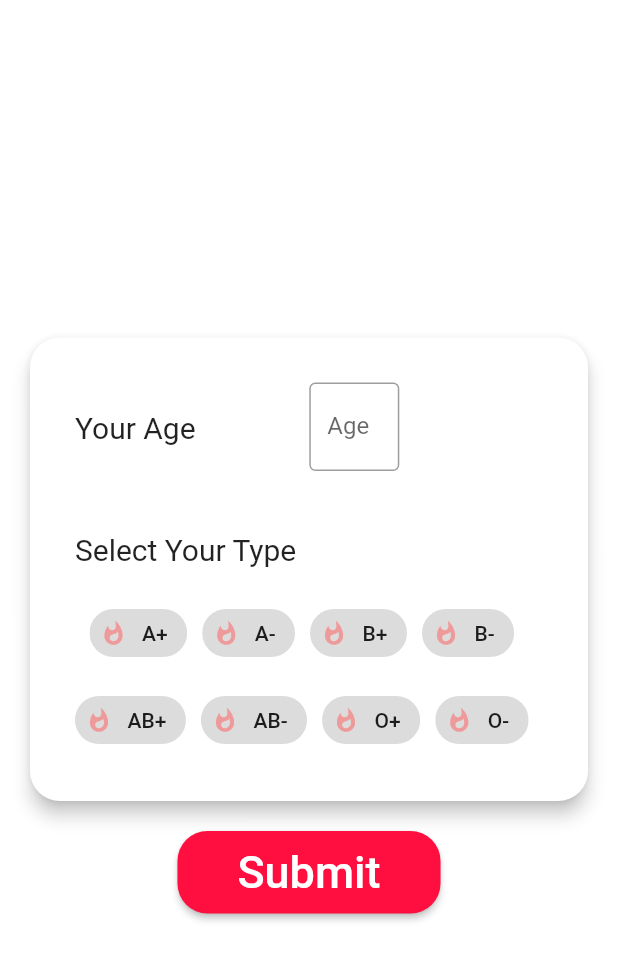
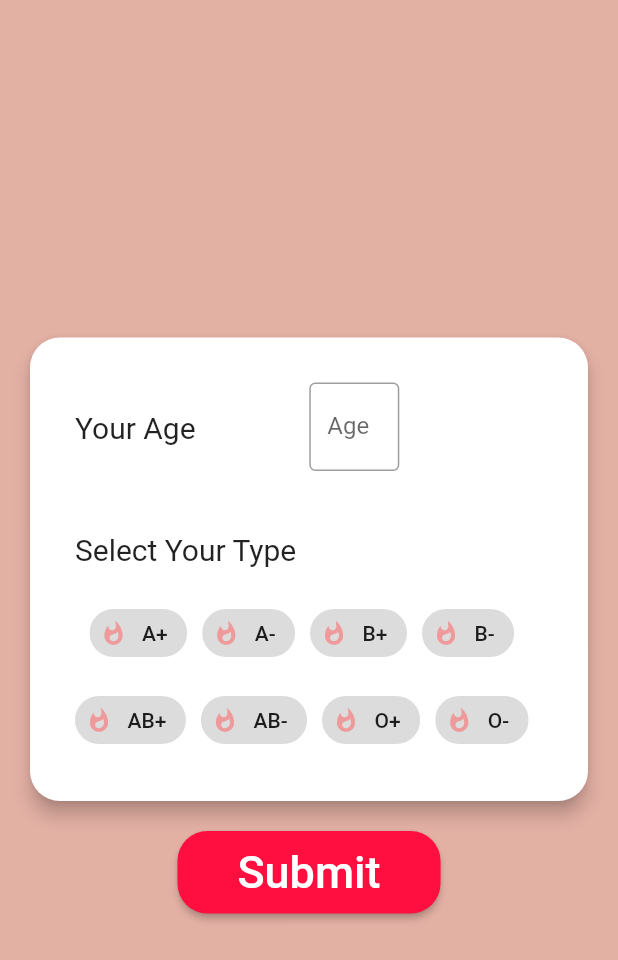
Before and after one commit to Nerd5000/BloodApp, a Flutter app: the screen it shows after launch, on a phone screen of 412 x 824 dp. Shown: the top 960 px of the screen. Run offline on Flutter 3.47's test engine with Material 2 defaults, Android fonts, the phone set to English and light mode, and no system bars; our stand-ins replace fluttertoast, shared_preferences.

Commit message:
Fixing Bugs

```diff
--- /dev/null
+++ b/lib/components/submit_button.dart
@@ -0,0 +1,33 @@
+import 'package:flutter/material.dart';
+import 'package:blood_app/constants.dart';
+
+class SubmitButton extends StatefulWidget {
+  final Function onPressed;
+  SubmitButton({this.onPressed});
+  @override
+  _SubmitButtonState createState() => _SubmitButtonState();
+}
+
+class _SubmitButtonState extends State<SubmitButton> {
+  @override
+  Widget build(BuildContext context) {
+    return RaisedButton(
+      shape: RoundedRectangleBorder(
+        borderRadius: BorderRadius.circular(20.0),
+      ),
+      padding: EdgeInsets.symmetric(
+        horizontal: 40.0,
+        vertical: 10.0,
+      ),
+      child: Text(
+        'Submit',
+        style: TextStyle(
+          color: Colors.white,
+          fontSize: 30.0,
+        ),
+      ),
+      color: redLightBlood,
+      onPressed: widget.onPressed,
+    );
+  }
+}
--- a/lib/constants.dart
+++ b/lib/constants.dart
@@ -3,6 +3,8 @@ import 'package:blood_app/screens/sign_up.dart';
 import 'package:blood_app/screens/post.dart';
 import 'package:blood_app/screens/numbers.dart';
 import 'package:blood_app/screens/tips.dart';
+
+bool signed = false;
 
 final List<Widget> screens = [
   Numbers(),
--- a/lib/screens/navigator.dart
+++ b/lib/screens/navigator.dart
@@ -2,6 +2,7 @@ import 'package:flutter/material.dart';
 import 'package:shared_preferences/shared_preferences.dart';
 import 'package:blood_app/screens/sign_up.dart';
 import 'package:blood_app/screens/home.dart';
+import 'package:blood_app/constants.dart';
 
 class NavigatorCU extends StatefulWidget {
   @override
@@ -9,8 +10,6 @@ class NavigatorCU extends StatefulWidget {
 }
 
 class _NavigatorCUState extends State<NavigatorCU> {
-  bool signed = false;
-
   void getInfo() async {
     SharedPreferences prefs = await SharedPreferences.getInstance();
     int counter = prefs.getInt('age');
@@ -23,11 +22,11 @@ class _NavigatorCUState extends State<NavigatorCU> {
   @override
   initState() {
     super.initState();
-    getInfo();
+    //getInfo();
   }
 
   @override
   Widget build(BuildContext context) {
-    return signed ? Home() : SignUp();
+    return SignUp();
   }
 }
--- a/lib/screens/sign_up.dart
+++ b/lib/screens/sign_up.dart
@@ -1,3 +1,4 @@
+import 'package:blood_app/components/submit_button.dart';
 import 'package:flutter/material.dart';
 import 'package:blood_app/constants.dart';
 import 'package:blood_app/screens/home.dart';
@@ -11,8 +12,6 @@ class SignUp extends StatefulWidget {
 }
 
 class _SignUpState extends State<SignUp> {
-  String _value;
-
   int age = 0;
   String textAge = '';
   bool showPage = true;
@@ -45,7 +44,9 @@ class _SignUpState extends State<SignUp> {
 
   @override
   Widget build(BuildContext context) {
-    return Center(
+    return Scaffold(
+      backgroundColor: redBackground,
+      body: Center(
         child: showPage
             ? SingleChildScrollView(
                 child: Column(
@@ -122,30 +123,22 @@ class _SignUpState extends State<SignUp> {
                         ),
                       ),
                     ),
-                  RaisedButton(
-                    shape: RoundedRectangleBorder(
-                      borderRadius: BorderRadius.circular(20.0),
+                    SubmitButton(
+                      onPressed: () {
+                        Navigator.push(
+                          context,
+                          MaterialPageRoute(
+                            builder: (context) => Home(),
                           ),
-                    padding: EdgeInsets.symmetric(
-                      horizontal: 40.0,
-                      vertical: 10.0,
-                    ),
-                    child: Text(
-                      'Submit',
-                      style: TextStyle(
-                        color: Colors.white,
-                        fontSize: 30.0,
-                      ),
-                    ),
-                    color: redLightBlood,
-                    onPressed: () {
-                      setState(() {
-                        showPage = false;
-                        age = int.parse(textAge);
-                        age < 18 || _value != ''
-                            ? fToast('You\'re Too YOUNG')
-                            : setInfo(age, _value);
-                      });
+                        );
+                        // setState(() {
+                        //   signed = true;
+                        //     showPage = false;
+                        //     age = int.parse(textAge);
+                        //     age < 18 || _value != ''
+                        //         ? fToast('You\'re Too YOUNG')
+                        //         : setInfo(age, _value);
+                        // });
                       },
                     ),
                     SizedBox(
@@ -155,6 +148,7 @@ class _SignUpState extends State<SignUp> {
                 ),
               )
             : CircularProgressIndicator(backgroundColor: redLightBlood),
+      ),
     );
   }
 }
```
Also changed, not shown: lib/screens/post.dart (+2 -19 lines). Lines whose indentation alone changed are shown as unchanged.
